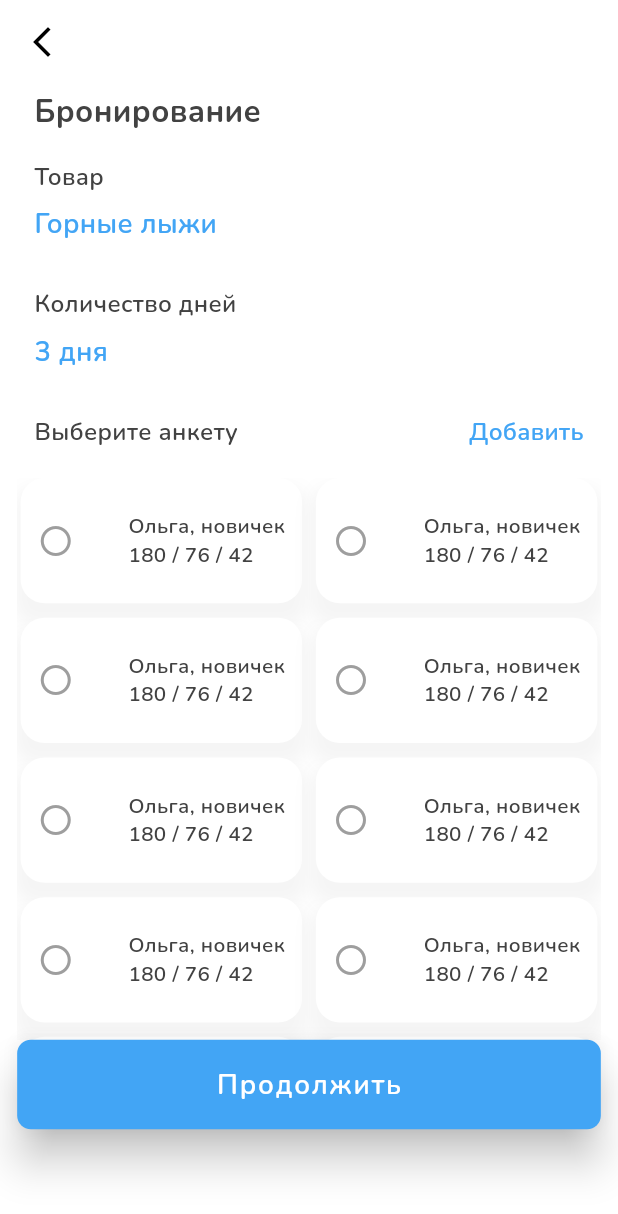
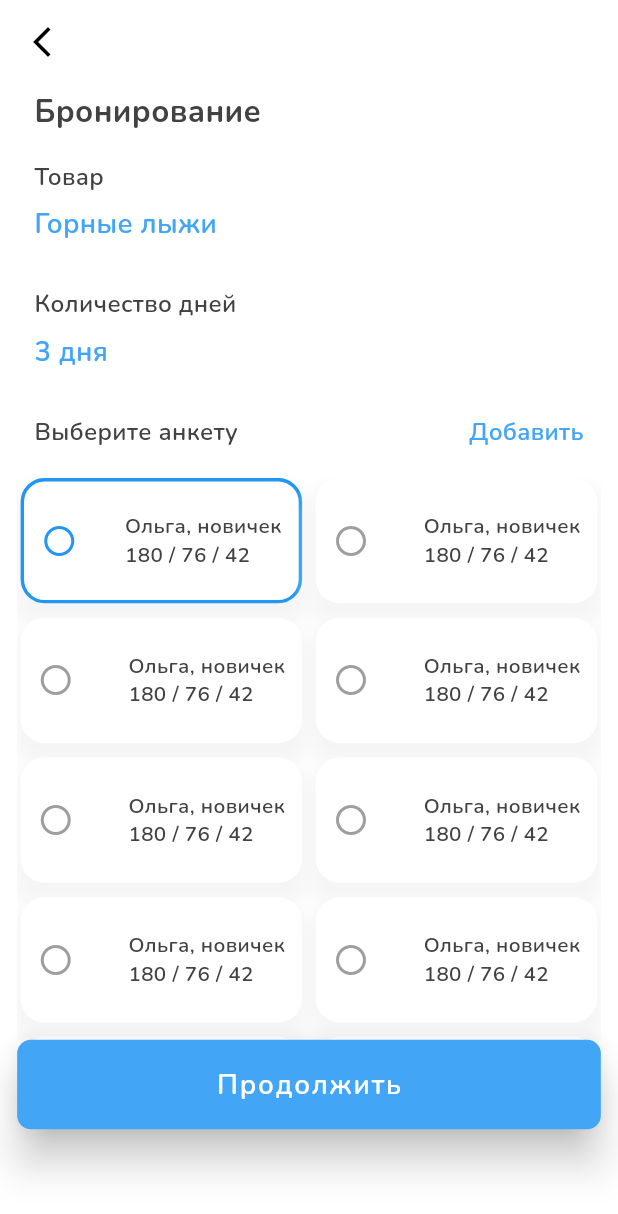
Before and after one commit to RedFox802/Flutter-Ski-Equipment-App, a Flutter app: the BookingScreen screen opened directly, on a phone screen of 412 x 824 dp. Shown: the top 1214 px of the screen. Run offline on Flutter 3.47's test engine with Material 2 defaults, Android fonts, the phone set to English and light mode, and no system bars; our stand-ins replace firebase_auth, firebase_core, flutter_bloc, flutter_rating_stars, flutter_screenutil, flutter_svg and 5 more; missing offline and left inert: avatar_view, easy_autocomplete; accounts and stored records are empty.

Commit message:
состояние для выбора анкеты при бронировании

```diff
--- /dev/null
+++ b/lib/features/booking_page/domain/booking_cubit.dart
@@ -0,0 +1,10 @@
+import 'package:equipment/features/booking_page/domain/state/booking_state.dart';
+import 'package:flutter_bloc/flutter_bloc.dart';
+
+class BookingCubit extends Cubit<BookingState> {
+  BookingCubit() : super(const BookingState());
+
+  void changeIndex(int newIndex) {
+    emit(state.copyWith(currentIndex: newIndex));
+  }
+}
--- /dev/null
+++ b/lib/features/booking_page/domain/state/booking_state.dart
@@ -0,0 +1,10 @@
+import 'package:freezed_annotation/freezed_annotation.dart';
+
+part 'booking_state.freezed.dart';
+
+@freezed
+class BookingState with _$BookingState {
+  const factory BookingState({
+    @Default(0) final int currentIndex,
+  }) = _BookingState;
+}
--- a/lib/features/booking_page/presentation/components/questionnaire_container.dart
+++ b/lib/features/booking_page/presentation/components/questionnaire_container.dart
@@ -1,18 +1,44 @@
 import 'package:equipment/components/app_text_styles.dart';
+import 'package:equipment/features/booking_page/domain/state/booking_state.dart';
 import 'package:flutter/material.dart';
+import 'package:flutter_bloc/flutter_bloc.dart';
 import 'package:flutter_screenutil/flutter_screenutil.dart';
 
-class QuestionnaireContainer2 extends StatelessWidget {
-  const QuestionnaireContainer2({Key? key}) : super(key: key);
+import '../../domain/booking_cubit.dart';
+
+class QuestionnaireContainer2 extends StatefulWidget {
+  final bool isEnabled;
+  final int index;
+
+  const QuestionnaireContainer2({
+    Key? key,
+    this.isEnabled = false,
+    required this.index,
+  }) : super(key: key);
 
   @override
+  State<QuestionnaireContainer2> createState() =>
+      _QuestionnaireContainer2State();
+}
+
+class _QuestionnaireContainer2State extends State<QuestionnaireContainer2> {
+  @override
   Widget build(BuildContext context) {
+    return BlocBuilder<BookingCubit, BookingState>(
+      builder: (BuildContext context, state) {
         return Column(
           children: [
-        Container(
+            GestureDetector(
+              onTap: () {
+                context.read<BookingCubit>().changeIndex(widget.index);
+              },
+              child: Container(
                 width: MediaQuery.of(context).size.width / 2 - 16.w,
                 height: 70.h,
                 decoration: BoxDecoration(
+                  border: widget.isEnabled
+                      ? Border.all(color: Colors.blue, width: 2.w)
+                      : null,
                   color: Colors.white,
                   borderRadius: BorderRadius.circular(14.r),
                   boxShadow: [
@@ -31,7 +57,9 @@ class QuestionnaireContainer2 extends StatelessWidget {
                     children: [
                       Icon(
                         Icons.circle_outlined,
-                  color: Colors.grey.shade500,
+                        color: !widget.isEnabled
+                            ? Colors.grey.shade500
+                            : Colors.blue,
                       ),
                       Column(
                         crossAxisAlignment: CrossAxisAlignment.start,
@@ -52,8 +80,11 @@ class QuestionnaireContainer2 extends StatelessWidget {
                   ),
                 ),
               ),
+            ),
             SizedBox(height: 8.h),
           ],
         );
+      },
+    );
   }
 }
--- a/lib/features/booking_page/presentation/screens/booking_screen.dart
+++ b/lib/features/booking_page/presentation/screens/booking_screen.dart
@@ -1,22 +1,34 @@
 import 'package:equipment/components/app_text_styles.dart';
 import 'package:equipment/components/default_app_bar.dart';
+import 'package:equipment/features/booking_page/domain/booking_cubit.dart';
 import 'package:flutter/material.dart';
+import 'package:flutter_bloc/flutter_bloc.dart';
 import 'package:flutter_screenutil/flutter_screenutil.dart';
 
 import '../../../../components/app_blue_button.dart';
 import '../../../questionnaire_adding_page/presentation/screens/questionnaire_adding_screen.dart';
 import '../../../receiving_page/screens/receiving_screen.dart';
+import '../../domain/state/booking_state.dart';
 import '../components/questionnaire_container.dart';
 
-class BookingScreen extends StatelessWidget {
+class BookingScreen extends StatefulWidget {
   const BookingScreen({Key? key}) : super(key: key);
 
+  @override
+  State<BookingScreen> createState() => _BookingScreenState();
+}
+
+class _BookingScreenState extends State<BookingScreen> {
   @override
   Widget build(BuildContext context) {
     return Scaffold(
       backgroundColor: Colors.white,
       appBar: const DefaultAppBar(),
-      body: Padding(
+      body: BlocProvider(
+        create: (BuildContext context) => BookingCubit(),
+        child: BlocBuilder<BookingCubit, BookingState>(
+          builder: (BuildContext context, state) {
+            return Padding(
               padding: EdgeInsets.symmetric(horizontal: 10.w),
               child: Column(
                 crossAxisAlignment: CrossAxisAlignment.start,
@@ -99,7 +111,11 @@ class BookingScreen extends StatelessWidget {
                           spacing: 8.w,
                           children: [
                             for (int i = 0; i < 10; i++)
-                        const QuestionnaireContainer2(),
+                              QuestionnaireContainer2(
+                                isEnabled:
+                                    state.currentIndex == i ? true : false,
+                                index: i,
+                              ),
                           ],
                         )
                       ],
@@ -118,6 +134,9 @@ class BookingScreen extends StatelessWidget {
                   ),
                 ],
               ),
+            );
+          },
+        ),
       ),
     );
   }
```
Also changed, not shown: lib/features/booking_page/domain/state/booking_state.freezed.dart (added). Lines whose indentation alone changed are shown as unchanged.
